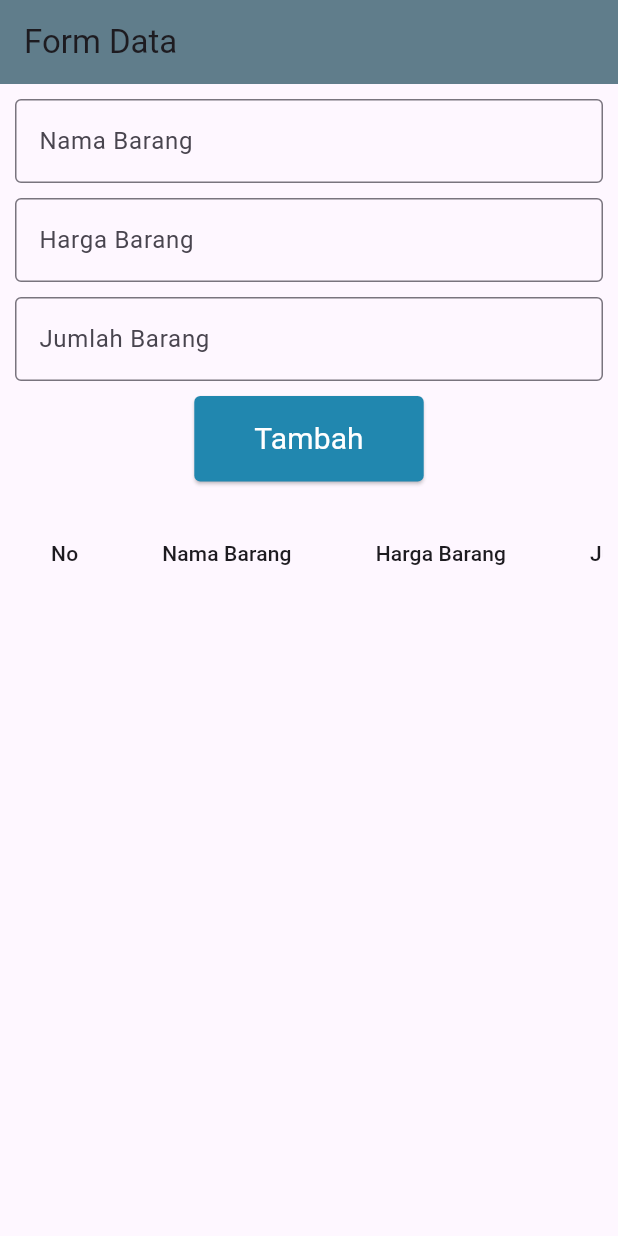
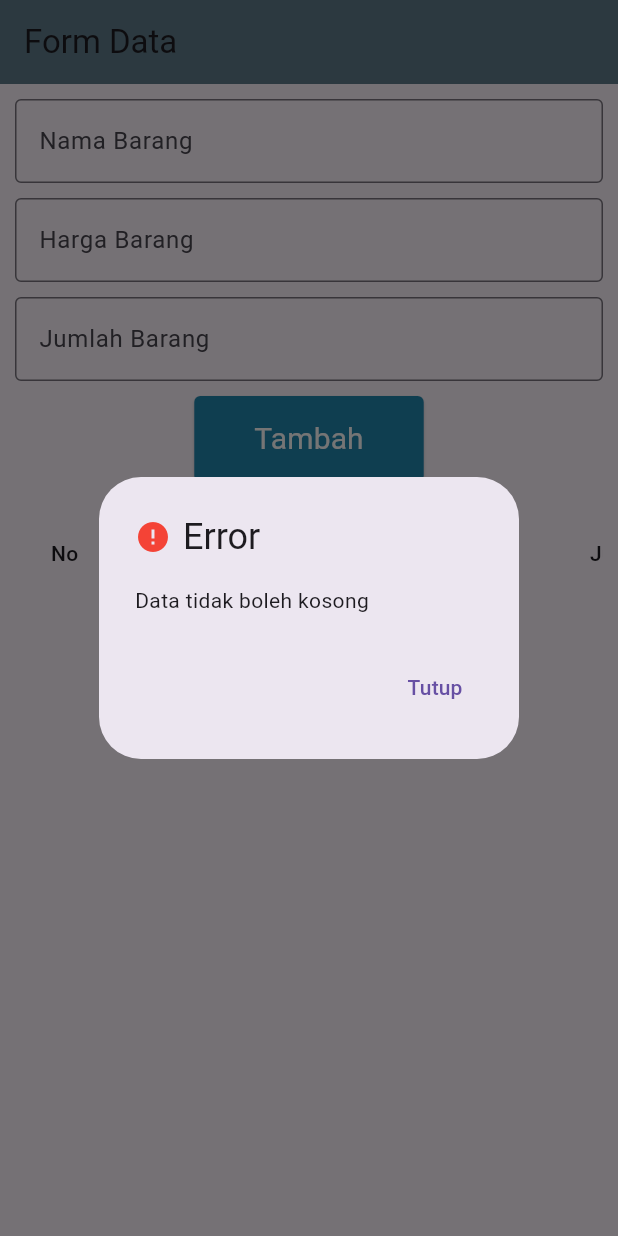
Before and after one commit to ValerieAttila09/belajar_form_flutter, a Flutter app: the TextfieldToTable screen opened directly, after a tap on "Tambah", on a phone screen of 412 x 824 dp. Run offline on Flutter 3.47's test engine with Material 3 defaults, Android fonts, the phone set to English and light mode, and no system bars; accounts and stored records are empty.

```diff
--- /dev/null
+++ b/lib/formData.dart
@@ -0,0 +1,190 @@
+import 'package:flutter/material.dart';
+
+void main() {
+  runApp(const MyApp());
+}
+
+class MyApp extends StatelessWidget {
+  const MyApp({super.key});
+
+  @override
+  Widget build(BuildContext context) {
+    return const MaterialApp(
+      debugShowCheckedModeBanner: false,
+      home: TextfieldToTable(),
+    );
+  }
+}
+
+class TextfieldToTable extends StatefulWidget {
+  const TextfieldToTable({super.key});
+
+  @override
+  State<TextfieldToTable> createState() => TextfieldPageState();
+}
+
+class TextfieldPageState extends State<TextfieldToTable> {
+  final TextEditingController namaController = TextEditingController();
+  final TextEditingController hargaController = TextEditingController();
+  final TextEditingController jumlahController = TextEditingController();
+
+  final List<Map<String, String>> dataList = [];
+
+  Future<void> _showAlert(bool isSuccess, String message) async {
+    final title = isSuccess ? 'Benar' : 'Error';
+    final color = isSuccess ? Colors.green : Colors.red;
+
+    return await showDialog<void>(
+      context: context,
+      barrierDismissible: true,
+      builder: (BuildContext context) {
+        return AlertDialog(
+          title: Row(
+            children: [
+              Icon(isSuccess ? Icons.check_circle : Icons.error, color: color),
+              const SizedBox(width: 8),
+              Text(title),
+            ],
+          ),
+          content: Text(message),
+          actions: <Widget>[
+            TextButton(
+              child: const Text('Tutup'),
+              onPressed: () {
+                Navigator.of(context).pop();
+              },
+            ),
+          ],
+        );
+      },
+    );
+  }
+
+  void tambahData() {
+    final String nama = namaController.text;
+    final String hargaString = hargaController.text;
+    final String jumlahString = jumlahController.text;
+
+    if (nama.isEmpty || hargaString.isEmpty || jumlahString.isEmpty) {
+      _showAlert(false, "Data tidak boleh kosong");
+      return;
+    }
+
+    final int? harga = int.tryParse(hargaString);
+    final int? jumlah = int.tryParse(jumlahString);
+
+    final int totalBayar = harga! * jumlah!;
+
+    setState(() {
+      dataList.add({
+        'nama': nama,
+        'harga': harga.toString(),
+        'jumlah': jumlah.toString(),
+        'total': totalBayar.toString(),
+      });
+      namaController.clear();
+      hargaController.clear();
+      jumlahController.clear();
+    });
+    _showAlert(true, "Data berhasil disimpan");
+  }
+
+  @override
+  Widget build(BuildContext context) {
+    return Scaffold(
+      appBar: AppBar(
+        title: const Text("Form Data"),
+        backgroundColor: Colors.blueGrey,
+      ),
+      body: SingleChildScrollView(
+        child: Padding(
+          padding: const EdgeInsets.all(10.0),
+          child: Column(
+            children: [
+              Column(
+                mainAxisAlignment: MainAxisAlignment.start,
+                children: [
+                  TextFormField(
+                    controller: namaController,
+                    decoration: const InputDecoration(
+                      labelText: "Nama Barang",
+                      border: OutlineInputBorder(),
+                    ),
+                  ),
+                  const SizedBox(height: 10),
+                  TextFormField(
+                    controller: hargaController,
+                    keyboardType: TextInputType.number,
+                    decoration: const InputDecoration(
+                      labelText: "Harga Barang",
+                      border: OutlineInputBorder(),
+                    ),
+                  ),
+                  const SizedBox(height: 10),
+                  TextFormField(
+                    controller: jumlahController,
+                    keyboardType: TextInputType.number,
+                    decoration: const InputDecoration(
+                      labelText: "Jumlah Barang",
+                      border: OutlineInputBorder(),
+                    ),
+                  ),
+                  const SizedBox(height: 10),
+                  ElevatedButton(
+                    onPressed: tambahData,
+                    style: ElevatedButton.styleFrom(
+                      backgroundColor: const Color.fromARGB(255, 33, 135, 175),
+                      shape: RoundedRectangleBorder(
+                        borderRadius: BorderRadius.circular(4),
+                      ),
+                      padding: const EdgeInsets.symmetric(
+                        vertical: 14,
+                        horizontal: 40,
+                      ),
+                    ),
+                    child: const Text(
+                      "Tambah",
+                      style: TextStyle(
+                        fontSize: 20,
+                        fontWeight: FontWeight.w400,
+                        color: Color.fromARGB(255, 255, 255, 255),
+                      ),
+                    ),
+                  ),
+                ],
+              ),
+              const SizedBox(height: 20),
+              // Bagian tabel data
+              SingleChildScrollView(
+                scrollDirection: Axis.horizontal,
+                child: DataTable(
+                  columns: const <DataColumn>[
+                    DataColumn(label: Text("No")),
+                    DataColumn(label: Text("Nama Barang")),
+                    DataColumn(label: Text("Harga Barang")),
+                    DataColumn(label: Text("Jumlah Barang")),
+                    DataColumn(label: Text("Total Bayar")),
+                  ],
+                  rows: List.generate(
+                    dataList.length,
+                    (index) => DataRow(
+                      cells: [
+                        DataCell(Text((index + 1).toString())),
+                        DataCell(Text(dataList[index]['nama']!)),
+                        DataCell(
+                          Text(dataList[index]['harga']!),
+                        ), // Typo diperbaiki
+                        DataCell(Text(dataList[index]['jumlah']!)),
+                        DataCell(Text(dataList[index]['total']!)),
+                      ],
+                    ),
+                  ),
+                ),
+              ),
+            ],
+          ),
+        ),
+      ),
+    );
+  }
+}
```
Also changed, not shown: lib/main.dart (+174 -111 lines), 1 other file.
